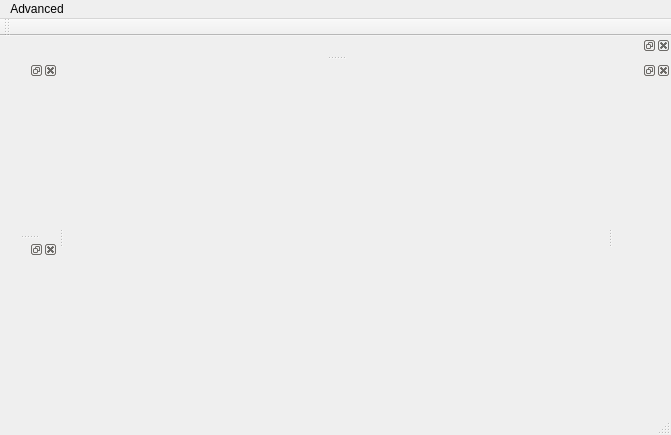
The window that fileexplorer.ui (zare3/DiskAnalyser) describes before a commit, drawn with Qt 5.
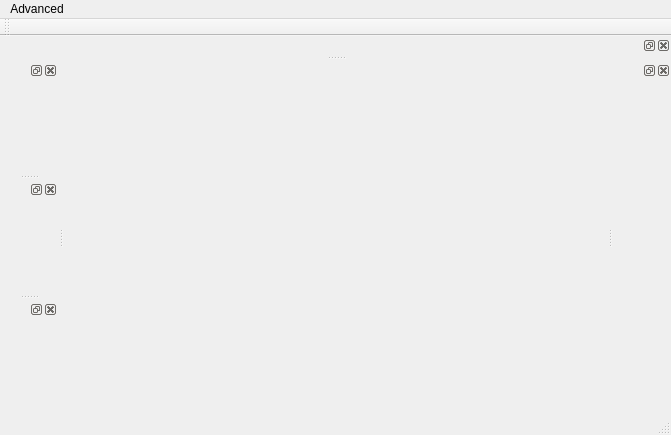
The same window after the commit.

Commit message: permissions table

What changed in the file:
```diff
--- a/fileexplorer.ui
+++ b/fileexplorer.ui
@@ -70,6 +70,12 @@
    </attribute>
    <widget class="QWidget" name="dockWidgetContents_4"/>
   </widget>
+  <widget class="QDockWidget" name="permissionsDockWidget">
+   <attribute name="dockWidgetArea">
+    <number>1</number>
+   </attribute>
+   <widget class="QWidget" name="dockWidgetContents_5"/>
+  </widget>
   <action name="actionCheck_Disk_Fragmentation">
    <property name="text">
     <string>Check Disk Fragmentation</string>
```
The commit also changes 3 other files.
